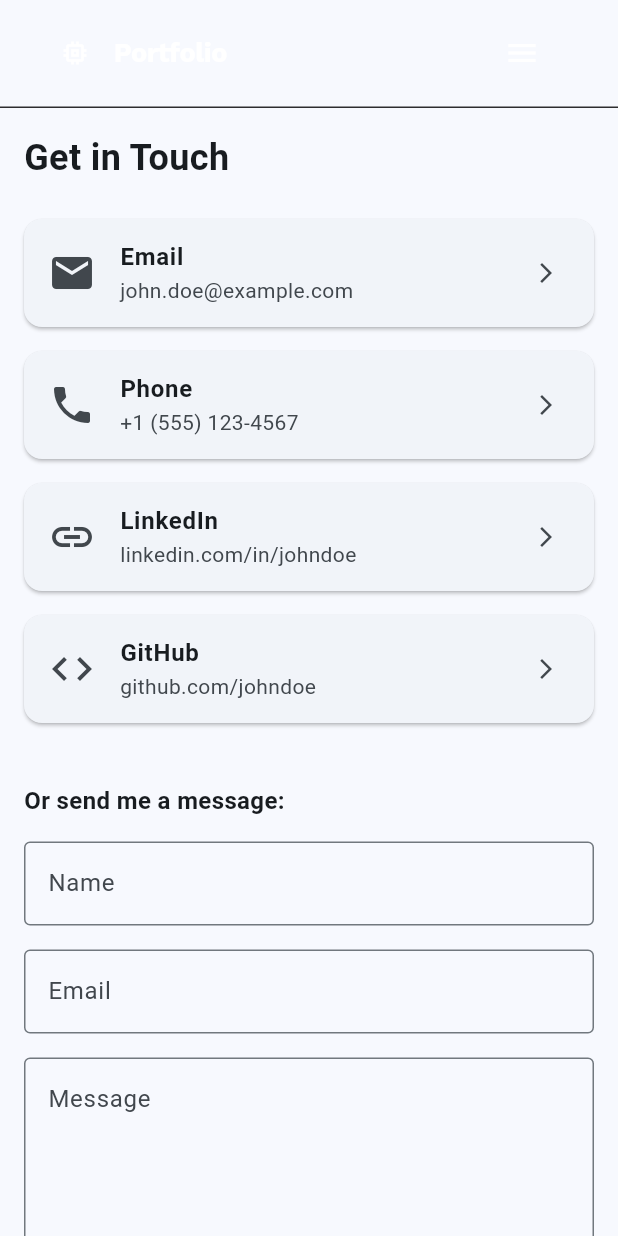
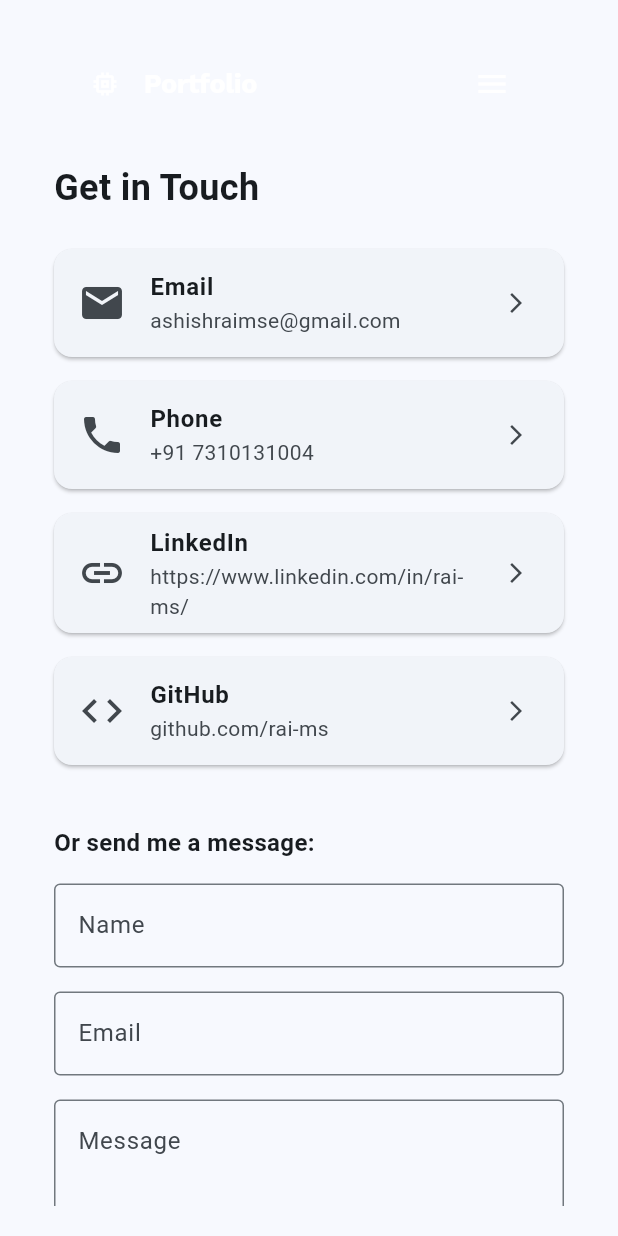
Before and after one commit to rai-ms/rx_project, a Flutter app: the ContactPage screen opened by its route, after a tap on the "menu" icon, on a phone screen of 412 x 824 dp. Run offline on Flutter 3.47's test engine with Material 3 defaults, Android fonts, the light colour scheme and no system bars; our stand-ins replace dartz, equatable, go_router, google_fonts; missing offline and left inert: pdfx; statements that could not run were skipped.

Commit message:
Refactor layout structure and improve responsive design across all pages

```diff
--- a/lib/core/constants/app_text.dart
+++ b/lib/core/constants/app_text.dart
@@ -1,7 +1,3 @@
-/// App Text Constants
-/// This file contains all the text strings used in the application.
-/// This makes it easier to update and manage text throughout the app.
-
 class AppText {
   // App Title
   static const String appTitle = 'Portfolio';
--- a/lib/core/constants/image_constants.dart
+++ b/lib/core/constants/image_constants.dart
@@ -5,6 +5,9 @@ class ImageConstants {
   // Base path for images
   static const String _basePath = 'assets/images/';
 
-  static const String profileImage = '${_basePath}profile_image.jpg';
+  static const String profileImage = '${_basePath}profile_image.webp';
+  static const String jarir = '${_basePath}jarir.webp';
+  static const String dwellSpring = '${_basePath}dwell-spring.webp';
+  static const String roamApp = '${_basePath}roam-app.webp';
 
 }
--- a/lib/core/routes/app_router.dart
+++ b/lib/core/routes/app_router.dart
@@ -25,22 +25,22 @@ class AppRoutes {
     GoRoute(
       path: RouteNames.home,
       name: RouteNames.home,
-      builder: (context, state) => const HomePage(),
+      pageBuilder: (ctx, state) => NoTransitionPage(child: HomePage())
     ),
     GoRoute(
       path: RouteNames.about,
       name: RouteNames.about,
-      builder: (context, state) => const AboutPage(),
+      pageBuilder: (ctx, state) => NoTransitionPage(child: AboutPage())
     ),
     GoRoute(
       path: RouteNames.resume,
       name: RouteNames.resume,
-      builder: (context, state) => const ResumePage(),
+      pageBuilder: (ctx, state) => NoTransitionPage(child: ResumePage()),
     ),
     GoRoute(
       path: RouteNames.contact,
       name: RouteNames.contact,
-      builder: (context, state) => const ContactPage(),
+      pageBuilder: (ctx, state) => NoTransitionPage(child: ContactPage()),
     ),
   ];
 
--- a/lib/features/contact/presentation/pages/contact_page.dart
+++ b/lib/features/contact/presentation/pages/contact_page.dart
@@ -64,7 +64,14 @@ class _ContactPageState extends State<ContactPage> {
   @override
   Widget build(BuildContext context) {
     return Scaffold(
-      body: CustomScrollView(
+      body: LayoutBuilder(
+          builder: (context, constraints) {
+            final isWide = constraints.maxWidth >= 864;
+            return Padding(
+              padding: EdgeInsets.symmetric( horizontal: isWide ?120 : 20, vertical: 20),
+              child: ScrollConfiguration(
+                behavior: ScrollBehavior().copyWith(scrollbars: false),
+                child:CustomScrollView(
                 slivers: [
                   AppHeader(),
                   SliverToBoxAdapter(
@@ -82,29 +89,29 @@ class _ContactPageState extends State<ContactPage> {
                           context,
                           icon: Icons.email,
                           title: 'Email',
-                  subtitle: 'john.doe@example.com',
-                  onTap: () => _launchURL('mailto:john.doe@example.com'),
+                          subtitle: 'ashishraimse@gmail.com',
+                          onTap: () => _launchURL('mailto:ashishraimse@gmail.com'),
                         ),
                         _buildContactInfo(
                           context,
                           icon: Icons.phone,
                           title: 'Phone',
-                  subtitle: '+1 (555) 123-4567',
-                  onTap: () => _launchURL('tel:+15551234567'),
+                          subtitle: '+91 7310131004',
+                          onTap: () => _launchURL('tel:+917310131004'),
                         ),
                         _buildContactInfo(
                           context,
                           icon: Icons.link,
                           title: 'LinkedIn',
-                  subtitle: 'linkedin.com/in/johndoe',
-                  onTap: () => _launchURL('https://linkedin.com/in/johndoe'),
+                          subtitle: 'https://www.linkedin.com/in/rai-ms/',
+                          onTap: () => _launchURL('https://www.linkedin.com/in/rai-ms/'),
                         ),
                         _buildContactInfo(
                           context,
                           icon: Icons.code,
                           title: 'GitHub',
-                  subtitle: 'github.com/johndoe',
-                  onTap: () => _launchURL('https://github.com/johndoe'),
+                          subtitle: 'github.com/rai-ms',
+                          onTap: () => _launchURL('https://github.com/rai-ms'),
                         ),
                         const SizedBox(height: 16),
                         Form(
@@ -200,6 +207,10 @@ class _ContactPageState extends State<ContactPage> {
                   ),
                 ],
               ),
+            ),
+          );
+        }
+      ),
     );
   }
 }
--- a/lib/features/widget/header/app_header.dart
+++ b/lib/features/widget/header/app_header.dart
@@ -5,7 +5,7 @@ import 'package:go_router/go_router.dart';
 import 'package:google_fonts/google_fonts.dart';
 import 'package:rx_project/core/routes/app_router.dart';
 
-import '../../../core/utils/app_colors.dart';
+import '../../../core/constants/app_colors.dart';
 
 class AppHeader extends StatelessWidget {
   const AppHeader({super.key});
@@ -13,19 +13,15 @@ class AppHeader extends StatelessWidget {
   @override
   Widget build(BuildContext context) {
     return SliverAppBar(
-      backgroundColor: Colors.transparent,
-      floating: false,
+      backgroundColor: AppColors.transparent,
+      floating: true,
+      pinned: false,
+      snap: false,
+      stretch: true,
+      foregroundColor: AppColors.transparent,
       automaticallyImplyLeading: false,
       toolbarHeight: 72,
-      flexibleSpace: Container(
-        decoration: const BoxDecoration(
-          border: Border(
-            bottom: BorderSide(
-              color: AppColors.darkCharcoal
-            )
-          ),
-        ),
-        child: Padding(
+      flexibleSpace: Padding(
         padding: const EdgeInsets.symmetric(horizontal: 40, vertical: 12),
         child: Row(
           children: [
@@ -96,7 +92,6 @@ class AppHeader extends StatelessWidget {
           ],
         ),
       ),
-      ),
     );
   }
 
```
Also changed, not shown: lib/core/constants/app_constants.dart (deleted, +0 -12 lines), lib/features/about/presentation/pages/about_page.dart (+19 -7 lines), lib/features/home/presentation/pages/home_page.dart (+19 -14 lines), lib/features/resume/presentation/pages/resume_page.dart (+13 -2 lines), assets/images/dwell-spring.webp (added), assets/images/jarir.webp (added), assets/images/profile_image.jpg (deleted), assets/images/profile_image.webp (added), assets/images/roam-app.webp (added), lib/core/constants/app_colors.dart (renamed from lib/core/utils/app_colors.dart), 13 other files. Lines whose indentation alone changed are shown as unchanged.
